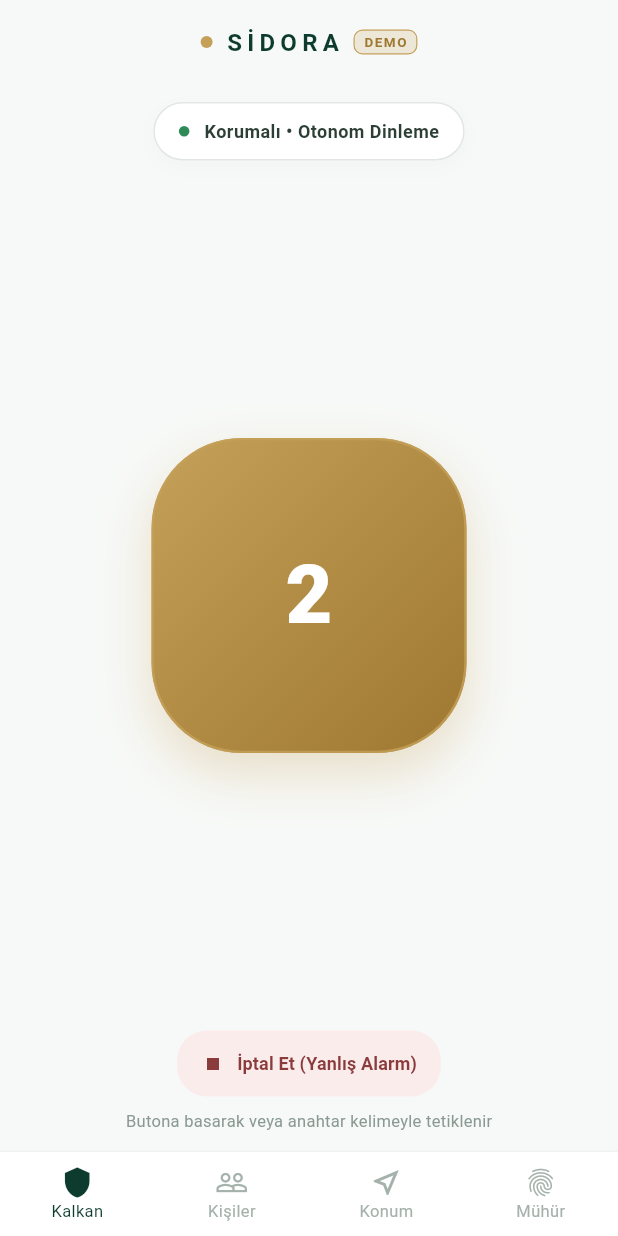
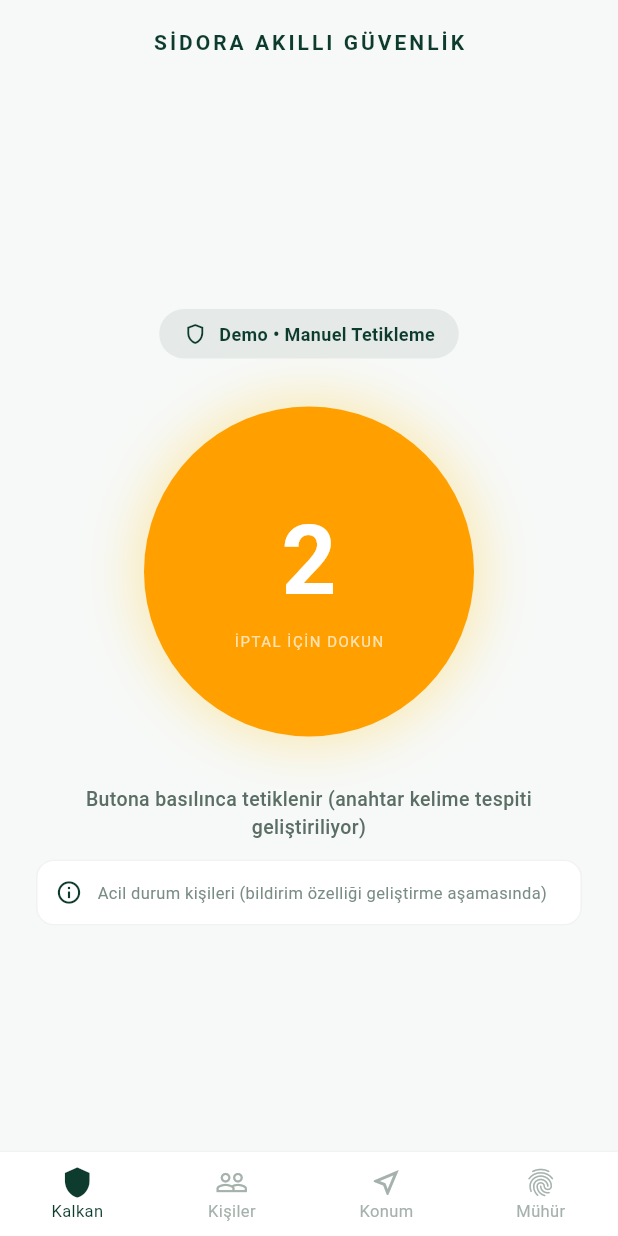
Before and after one commit to ElaZanjani/Sidora, a Flutter app: the screen it shows after launch, after a tap on "SOS", on a phone screen of 412 x 824 dp. Run offline on Flutter 3.47's test engine with Material 3 defaults, Android fonts, the phone set to English and light mode, and no system bars; our stand-ins replace shared_preferences; missing offline and left inert: record; network calls fail; Roboto replaces fonts that are missing (SF Pro Display).

Commit message:
Arayuz metinleri dürüst demo ifadeleriyle guncellendi

```diff
--- /dev/null
+++ b/sidora_app/lib/config.dart
@@ -0,0 +1,3 @@
+// Chrome'da test: http://127.0.0.1:8000
+// Telefonda test: bilgisayarın IPv4 adresi (ipconfig)
+const String kSunucuUrl = 'http://192.168.1.105:8000';
--- a/sidora_app/lib/main.dart
+++ b/sidora_app/lib/main.dart
@@ -1,5 +1,5 @@
 // ignore_for_file: deprecated_member_use, unused_field
-
+import 'config.dart';
 import 'package:flutter/material.dart';
 import 'package:http/http.dart' as http;
 import 'dart:convert';
@@ -96,7 +96,7 @@ class _AnaEkraniState extends State<AnaEkrani> {
   }
 }
 
-// Konum Taslak Sayfası
+// Konum Taslak Sayfası (Düzeltilen Madde #3)
 class MapPage extends StatelessWidget {
   const MapPage({super.key});
 
@@ -119,12 +119,12 @@ class MapPage extends StatelessWidget {
             Icon(Icons.map_outlined, size: 64, color: const Color(0xFF0D3B2E).withOpacity(0.3)),
             const SizedBox(height: 16),
             const Text(
-              'Telefon GPS Bağlantısı Aktif',
+              'Konum özelliği geliştirme aşamasında',
               style: TextStyle(fontSize: 14, fontWeight: FontWeight.w600, color: Color(0xFF1E2D27)),
             ),
             const SizedBox(height: 6),
             const Text(
-              'Acil durumda konum verisi anlık mühürlenir.',
+              'Sonraki sürümlerde OpenStreetMap entegrasyonu eklenecektir.',
               style: TextStyle(fontSize: 12, color: Color(0xFF7A8D85)),
             ),
           ],
@@ -145,6 +145,7 @@ class SealPage extends StatefulWidget {
 class _SealPageState extends State<SealPage> {
   List<dynamic> _olaylar = [];
   bool _yukleniyor = true;
+  bool _zincirGecerli = true;
 
   @override
   void initState() {
@@ -154,11 +155,20 @@ class _SealPageState extends State<SealPage> {
 
   Future<void> _olaylariGetir() async {
     try {
-      final response = await http.get(Uri.parse('http://127.0.0.1:8000/events'));
+      final response = await http.get(Uri.parse('$kSunucuUrl/events'));
+      final verifyResponse = await http.get(Uri.parse('$kSunucuUrl/verify'));
+
+      bool gecerliMi = true;
+      if (verifyResponse.statusCode == 200) {
+        final verifyData = jsonDecode(verifyResponse.body);
+        gecerliMi = verifyData['gecerli'] ?? true;
+      }
+
       if (response.statusCode == 200) {
         final data = jsonDecode(response.body);
         setState(() {
           _olaylar = data['olaylar'];
+          _zincirGecerli = gecerliMi;
           _yukleniyor = false;
         });
       }
@@ -211,7 +221,11 @@ class _SealPageState extends State<SealPage> {
                           decoration: BoxDecoration(
                             color: Colors.white,
                             borderRadius: BorderRadius.circular(14),
-                            border: Border.all(color: const Color(0xFF2E8B57).withOpacity(0.2)),
+                            border: Border.all(
+                              color: _zincirGecerli
+                                  ? const Color(0xFF2E8B57).withOpacity(0.2)
+                                  : Colors.red.withOpacity(0.4),
+                            ),
                             boxShadow: [
                               BoxShadow(
                                 color: Colors.black.withOpacity(0.01),
@@ -228,11 +242,19 @@ class _SealPageState extends State<SealPage> {
                                 children: [
                                   Row(
                                     children: [
-                                      const Icon(Icons.verified, size: 16, color: Color(0xFF2E8B57)),
+                                      Icon(
+                                        _zincirGecerli ? Icons.verified : Icons.gpp_bad,
+                                        size: 16,
+                                        color: _zincirGecerli ? const Color(0xFF2E8B57) : Colors.red,
+                                      ),
                                       const SizedBox(width: 6),
                                       Text(
                                         'Olay #${olay['id']}',
-                                        style: const TextStyle(fontSize: 13, fontWeight: FontWeight.bold, color: Color(0xFF0D3B2E)),
+                                        style: TextStyle(
+                                          fontSize: 13,
+                                          fontWeight: FontWeight.bold,
+                                          color: _zincirGecerli ? const Color(0xFF0D3B2E) : Colors.red,
+                                        ),
                                       ),
                                     ],
                                   ),
--- a/sidora_app/lib/sos_page.dart
+++ b/sidora_app/lib/sos_page.dart
@@ -1,4 +1,5 @@
 // ignore_for_file: deprecated_member_use, unused_field
+import 'config.dart';
 import 'dart:async';
 import 'package:flutter/material.dart';
 import 'package:record/record.dart';
@@ -22,54 +23,82 @@ class _SosPageState extends State<SosPage> {
   final AudioRecorder _audioRecorder = AudioRecorder();
   bool _kayitEdiliyor = false;
   String? _sonKayitYolu;
+  bool _yukleniyor = false;
   String? _sonHash;
-  bool _yukleniyor = false;
 
-  Future<void> _kayitBaslat() async {
+  @override
+  void dispose() {
+    _timer?.cancel();
+    _audioRecorder.dispose();
+    super.dispose();
+  }
+
+  void _sosBaslat() {
+    setState(() {
+      _kalan = 3;
+      _gonderildi = false;
+    });
+
+    _timer?.cancel();
+    _timer = Timer.periodic(const Duration(seconds: 1), (timer) {
+      if (_kalan > 1) {
+        setState(() => _kalan--);
+      } else {
+        timer.cancel();
+        setState(() {
+          _kalan = 0;
+          _gonderildi = true;
+        });
+        _kayitBaslatAndYukle();
+      }
+    });
+  }
+
+  void _iptalEt() {
+    _timer?.cancel();
+    setState(() {
+      _kalan = 0;
+      _gonderildi = false;
+    });
+  }
+
+  Future<void> _kayitBaslatAndYukle() async {
     try {
       if (await _audioRecorder.hasPermission()) {
         final dir = await getTemporaryDirectory();
-        final filePath = '${dir.path}/sidora_alarm_${DateTime.now().millisecondsSinceEpoch}.m4a';
+        final filePath = '${dir.path}/sos_kayit_${DateTime.now().millisecondsSinceEpoch}.m4a';
 
         await _audioRecorder.start(
           const RecordConfig(encoder: AudioEncoder.aacLc),
           path: filePath,
         );
+
         setState(() {
           _kayitEdiliyor = true;
           _sonKayitYolu = filePath;
-          _sonHash = null;
         });
-      }
-    } catch (e) {
-      debugPrint('Kayıt başlatma hatası: $e');
-    }
-  }
 
-  Future<void> _kayitDurdurAndYukle() async {
-    try {
+        // 3 saniye ortam sesi kaydet
+        await Future.delayed(const Duration(seconds: 3));
+
         final path = await _audioRecorder.stop();
-      setState(() {
-        _kayitEdiliyor = false;
-        _sonKayitYolu = path;
-      });
-      debugPrint('Ses kaydı tamamlandı: $path');
+        setState(() => _kayitEdiliyor = false);
 
         if (path != null) {
           await _sunucuyaYukle(path);
+        }
       }
     } catch (e) {
       debugPrint('Kayıt durdurma hatası: $e');
     }
   }
 
-  // FastAPI Sunucusuna /upload isteği gönderir ve SHA-256 hash alır
   Future<void> _sunucuyaYukle(String filePath) async {
     setState(() => _yukleniyor = true);
     try {
       var request = http.MultipartRequest(
         'POST',
-        Uri.parse('http://127.0.0.1:8000/upload'),
+        Uri.parse('$kSunucuUrl/upload'),
       );
       request.files.add(await http.MultipartFile.fromPath('file', filePath));
 
@@ -81,287 +110,144 @@ class _SosPageState extends State<SosPage> {
         setState(() {
           _sonHash = data['sha256'];
         });
-        debugPrint('Kanıt Hash Mühürü: $_sonHash');
-      } else {
-        debugPrint('Sunucu hatası: ${response.statusCode}');
       }
     } catch (e) {
-      debugPrint('Sunucuya yükleme bağlantı hatası: $e');
+      debugPrint('Sunucu yükleme hatası: $e');
     } finally {
       setState(() => _yukleniyor = false);
     }
   }
 
-  void _sosBasildi() {
-    setState(() {
-      _kalan = 3;
-      _gonderildi = false;
-    });
-    _timer?.cancel();
-    _timer = Timer.periodic(const Duration(seconds: 1), (t) {
-      if (_kalan <= 1) {
-        t.cancel();
-        setState(() {
-          _kalan = 0;
-          _gonderildi = true;
-        });
-        _kayitBaslat();
-      } else {
-        setState(() => _kalan--);
-      }
-    });
-  }
-
-  void _iptal() {
-    _timer?.cancel();
-    if (_kayitEdiliyor) {
-      _kayitDurdurAndYukle();
-    }
-    setState(() {
-      _kalan = 0;
-      _gonderildi = false;
-    });
-  }
-
-  @override
-  void dispose() {
-    _timer?.cancel();
-    _audioRecorder.dispose();
-    super.dispose();
-  }
-
   @override
   Widget build(BuildContext context) {
-    final bekliyor = _kalan > 0;
-
     return Scaffold(
-      backgroundColor: const Color(0xFFF7F9F8),
       appBar: AppBar(
         backgroundColor: Colors.transparent,
         elevation: 0,
-        title: Row(
-          mainAxisAlignment: MainAxisAlignment.center,
-          children: [
-            Container(
-              width: 8,
-              height: 8,
-              decoration: const BoxDecoration(
-                color: Color(0xFFC5A059),
-                shape: BoxShape.circle,
-              ),
-            ),
-            const SizedBox(width: 8),
-            const Text(
-              'SİDORA',
-              style: TextStyle(
-                color: Color(0xFF0D3B2E),
-                fontSize: 16,
-                fontWeight: FontWeight.w700,
-                letterSpacing: 3.5,
-              ),
-            ),
-            const SizedBox(width: 8),
-            Container(
-              padding: const EdgeInsets.symmetric(horizontal: 6, vertical: 2),
-              decoration: BoxDecoration(
-                color: const Color(0xFFC5A059).withOpacity(0.2),
-                borderRadius: BorderRadius.circular(6),
-                border: Border.all(color: const Color(0xFFC5A059), width: 0.8),
-              ),
-              child: const Text(
-                'DEMO',
-                style: TextStyle(
-                  color: Color(0xFF9E7830),
-                  fontSize: 9,
-                  fontWeight: FontWeight.bold,
-                  letterSpacing: 1,
-                ),
-              ),
-            ),
-          ],
+        title: const Text(
+          'SİDORA AKILLI GÜVENLİK',
+          style: TextStyle(color: Color(0xFF0D3B2E), fontSize: 14, fontWeight: FontWeight.w700, letterSpacing: 2),
         ),
         centerTitle: true,
       ),
       body: Center(
-        child: ConstrainedBox(
-          constraints: const BoxConstraints(maxWidth: 440),
-          child: Padding(
-            padding: const EdgeInsets.symmetric(horizontal: 28.0, vertical: 12.0),
+        child: SingleChildScrollView(
+          padding: const EdgeInsets.symmetric(horizontal: 24),
           child: Column(
-              mainAxisAlignment: MainAxisAlignment.spaceBetween,
+            mainAxisAlignment: MainAxisAlignment.center,
             children: [
-                AnimatedContainer(
-                  duration: const Duration(milliseconds: 300),
-                  padding: const EdgeInsets.symmetric(horizontal: 16, vertical: 10),
+              // Durum Rozeti (Düzeltilen Madde #1)
+              Container(
+                padding: const EdgeInsets.symmetric(horizontal: 16, vertical: 8),
                 decoration: BoxDecoration(
-                    color: Colors.white,
-                    borderRadius: BorderRadius.circular(30),
-                    border: Border.all(
-                      color: _gonderildi
-                          ? const Color(0xFFB33939).withOpacity(0.3)
-                          : const Color(0xFF0D3B2E).withOpacity(0.12),
+                  color: const Color(0xFF0D3B2E).withOpacity(0.08),
+                  borderRadius: BorderRadius.circular(20),
                 ),
-                    boxShadow: [
-                      BoxShadow(
-                        color: Colors.black.withOpacity(0.02),
-                        blurRadius: 10,
-                        offset: const Offset(0, 4),
+                child: const Row(
+                  mainAxisSize: MainAxisSize.min,
+                  children: [
+                    Icon(Icons.shield_outlined, size: 16, color: Color(0xFF0D3B2E)),
+                    SizedBox(width: 8),
+                    Text(
+                      'Demo • Manuel Tetikleme',
+                      style: TextStyle(color: Color(0xFF0D3B2E), fontSize: 12, fontWeight: FontWeight.w600),
                     ),
                   ],
                 ),
-                  child: Row(
-                    mainAxisSize: MainAxisSize.min,
+              ),
+
+              const SizedBox(height: 32),
+
+              // SOS Butonu / Sayaç
+              GestureDetector(
+                onTap: _kalan > 0 ? _iptalEt : _sosBaslat,
+                child: AnimatedContainer(
+                  duration: const Duration(milliseconds: 300),
+                  width: 220,
+                  height: 220,
+                  decoration: BoxDecoration(
+                    shape: BoxShape.circle,
+                    color: _kalan > 0
+                        ? Colors.amber.shade700
+                        : (_gonderildi ? Colors.green.shade700 : const Color(0xFF0D3B2E)),
+                    boxShadow: [
+                      BoxShadow(
+                        color: (_kalan > 0 ? Colors.amber : const Color(0xFF0D3B2E)).withOpacity(0.3),
+                        blurRadius: 30,
+                        spreadRadius: 5,
+                      ),
+                    ],
+                  ),
+                  child: Center(
+                    child: _kalan > 0
+                        ? Column(
+                            mainAxisAlignment: MainAxisAlignment.center,
                             children: [
-                      Container(
-                        width: 7,
-                        height: 7,
-                        decoration: BoxDecoration(
-                          color: _kayitEdiliyor
-                              ? Colors.red
-                              : _gonderildi
-                                  ? const Color(0xFFB33939)
-                                  : const Color(0xFF2E8B57),
-                          shape: BoxShape.circle,
+                              Text('$_kalan', style: const TextStyle(fontSize: 64, fontWeight: FontWeight.bold, color: Colors.white)),
+                              const Text('İPTAL İÇİN DOKUN', style: TextStyle(fontSize: 10, color: Colors.white70, letterSpacing: 1)),
+                            ],
+                          )
+                        : Column(
+                            mainAxisAlignment: MainAxisAlignment.center,
+                            children: [
+                              Icon(_gonderildi ? Icons.check_circle_outline : Icons.touch_app, size: 48, color: Colors.white),
+                              const SizedBox(height: 8),
+                              Text(
+                                _gonderildi ? 'SİNYAL İLETİLDİ' : 'SOS',
+                                style: const TextStyle(fontSize: 22, fontWeight: FontWeight.bold, color: Colors.white, letterSpacing: 2),
+                              ),
+                            ],
                           ),
                   ),
-                      const SizedBox(width: 10),
-                      Text(
-                        _kayitEdiliyor
-                            ? 'Ses Kaydı Alınıyor (Ortam Dinlemede)...'
-                            : _yukleniyor
-                                ? 'Kanıt Sunucuya Yükleniyor...'
-                                : _gonderildi
-                                    ? 'Kritik Durum Tetiklendi'
-                                    : 'Korumalı • Otonom Dinleme',
-                        style: TextStyle(
-                          fontSize: 12,
-                          letterSpacing: 0.3,
-                          fontWeight: FontWeight.w600,
-                          color: _kayitEdiliyor
-                              ? Colors.red.shade800
-                              : _gonderildi
-                                  ? const Color(0xFFB33939)
-                                  : const Color(0xFF2C3E35),
+                ),
+              ),
+
+              const SizedBox(height: 32),
+
+              // Tetikleme Açıklaması (Düzeltilen Madde #2)
+              const Text(
+                'Butona basılınca tetiklenir (anahtar kelime tespiti geliştiriliyor)',
+                textAlign: TextAlign.center,
+                style: TextStyle(fontSize: 13, color: Color(0xFF5A6E65), fontWeight: FontWeight.w500),
+              ),
+
+              const SizedBox(height: 12),
+
+              // Alt Bilgi Notu (Düzeltilen Madde #4)
+              Container(
+                padding: const EdgeInsets.all(12),
+                decoration: BoxDecoration(
+                  color: Colors.white,
+                  borderRadius: BorderRadius.circular(12),
+                  border: Border.all(color: Colors.black.withOpacity(0.05)),
+                ),
+                child: const Row(
+                  children: [
+                    Icon(Icons.info_outline, size: 18, color: Color(0xFF0D3B2E)),
+                    SizedBox(width: 10),
+                    Expanded(
+                      child: Text(
+                        'Acil durum kişileri (bildirim özelliği geliştirme aşamasında)',
+                        style: TextStyle(fontSize: 11, color: Color(0xFF7A8D85)),
                       ),
                     ),
                   ],
                 ),
               ),
 
-                GestureDetector(
-                  onTap: bekliyor ? null : _sosBasildi,
-                  child: AnimatedContainer(
-                    duration: const Duration(milliseconds: 250),
-                    width: 210,
-                    height: 210,
-                    decoration: BoxDecoration(
-                      borderRadius: BorderRadius.circular(bekliyor ? 60 : 48),
-                      gradient: LinearGradient(
-                        begin: Alignment.topLeft,
-                        end: Alignment.bottomRight,
-                        colors: bekliyor
-                            ? [const Color(0xFFC5A059), const Color(0xFF9E7830)]
-                            : _gonderildi
-                                ? [const Color(0xFF8B0000), const Color(0xFF5A0000)]
-                                : [const Color(0xFF0D3B2E), const Color(0xFF144D3D)],
-                      ),
-                      boxShadow: [
-                        BoxShadow(
-                          color: (bekliyor
-                                  ? const Color(0xFFC5A059)
-                                  : _gonderildi
-                                      ? const Color(0xFF8B0000)
-                                      : const Color(0xFF0D3B2E))
-                              .withOpacity(0.28),
-                          blurRadius: 28,
-                          offset: const Offset(0, 14),
-                          spreadRadius: 2,
+              if (_yukleniyor) ...[
+                const SizedBox(height: 20),
+                const CircularProgressIndicator(),
+              ],
+
+              if (_sonHash != null) ...[
+                const SizedBox(height: 16),
+                Text(
+                  'Kanıt Mühür Hash: ${_sonHash!.substring(0, 16)}...',
+                  style: const TextStyle(fontSize: 11, fontFamily: 'monospace', color: Colors.green),
                 ),
               ],
-                      border: Border.all(
-                        color: const Color(0xFFC5A059).withOpacity(bekliyor ? 0.8 : 0.25),
-                        width: 1.5,
-                      ),
-                    ),
-                    alignment: Alignment.center,
-                    child: Column(
-                      mainAxisAlignment: MainAxisAlignment.center,
-                      children: [
-                        Text(
-                          bekliyor ? '$_kalan' : 'SOS',
-                          style: TextStyle(
-                            color: Colors.white,
-                            fontSize: bekliyor ? 54 : 38,
-                            fontWeight: FontWeight.w800,
-                            letterSpacing: bekliyor ? 0 : 5,
-                          ),
-                        ),
-                        if (!bekliyor)
-                          Padding(
-                            padding: const EdgeInsets.only(top: 4.0),
-                            child: Container(
-                              width: 24,
-                              height: 1.5,
-                              color: const Color(0xFFC5A059).withOpacity(0.8),
-                            ),
-                          ),
             ],
-                    ),
-                  ),
-                ),
-
-                Column(
-                  children: [
-                    if (_sonHash != null)
-                      Padding(
-                        padding: const EdgeInsets.only(bottom: 8.0),
-                        child: Text(
-                          'SHA-256 Mühür: ${_sonHash!.substring(0, 12)}...',
-                          style: const TextStyle(
-                            fontSize: 10,
-                            color: Color(0xFF2E8B57),
-                            fontWeight: FontWeight.bold,
-                          ),
-                        ),
-                      ),
-                    SizedBox(
-                      height: 44,
-                      child: bekliyor || _kayitEdiliyor
-                          ? TextButton.icon(
-                              onPressed: _iptal,
-                              icon: const Icon(Icons.stop, size: 16, color: Color(0xFF8A3B3B)),
-                              label: Text(
-                                _kayitEdiliyor ? 'Kaydı Durdur & Mühürle' : 'İptal Et (Yanlış Alarm)',
-                                style: const TextStyle(
-                                  color: Color(0xFF8A3B3B),
-                                  fontSize: 12,
-                                  fontWeight: FontWeight.w600,
-                                ),
-                              ),
-                              style: TextButton.styleFrom(
-                                padding: const EdgeInsets.symmetric(horizontal: 16),
-                                backgroundColor: const Color(0xFFFBECEC),
-                                shape: RoundedRectangleBorder(
-                                  borderRadius: BorderRadius.circular(20),
-                                ),
-                              ),
-                            )
-                          : const SizedBox.shrink(),
-                    ),
-                    const SizedBox(height: 8),
-                    const Text(
-                      'Butona basarak veya anahtar kelimeyle tetiklenir',
-                      style: TextStyle(
-                        fontSize: 11,
-                        color: Color(0xFF8A9A93),
-                        letterSpacing: 0.2,
-                      ),
-                    ),
-                  ],
-                ),
-              ],
-            ),
-          ),
           ),
         ),
       );
```
Also changed, not shown: 3 other files. Lines whose indentation alone changed are shown as unchanged.
